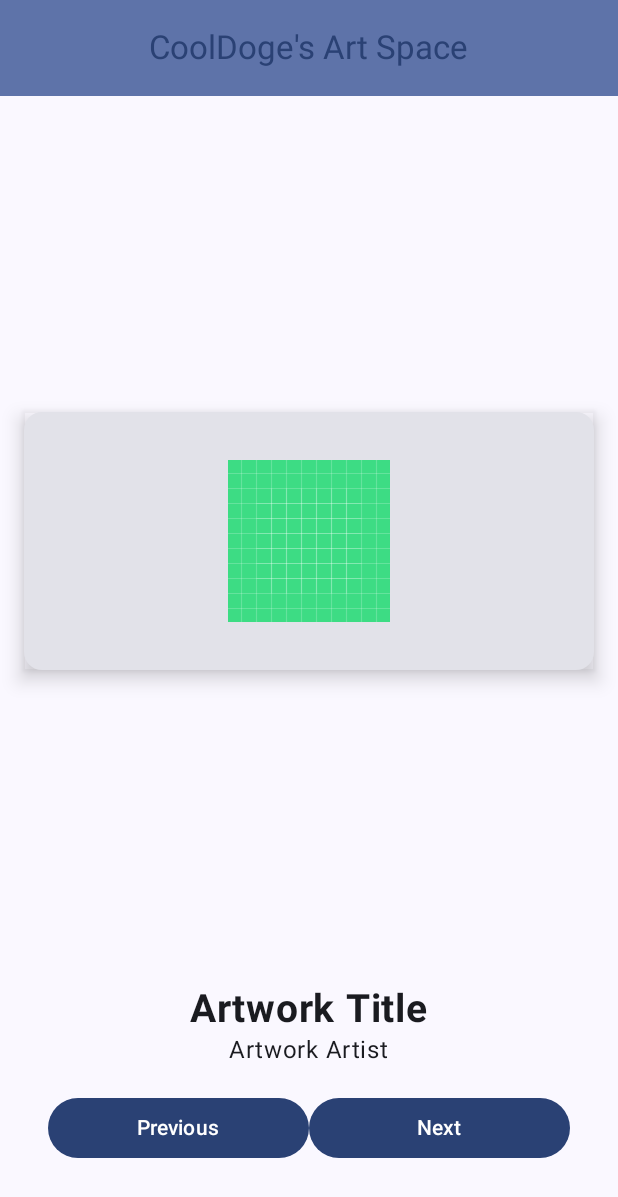
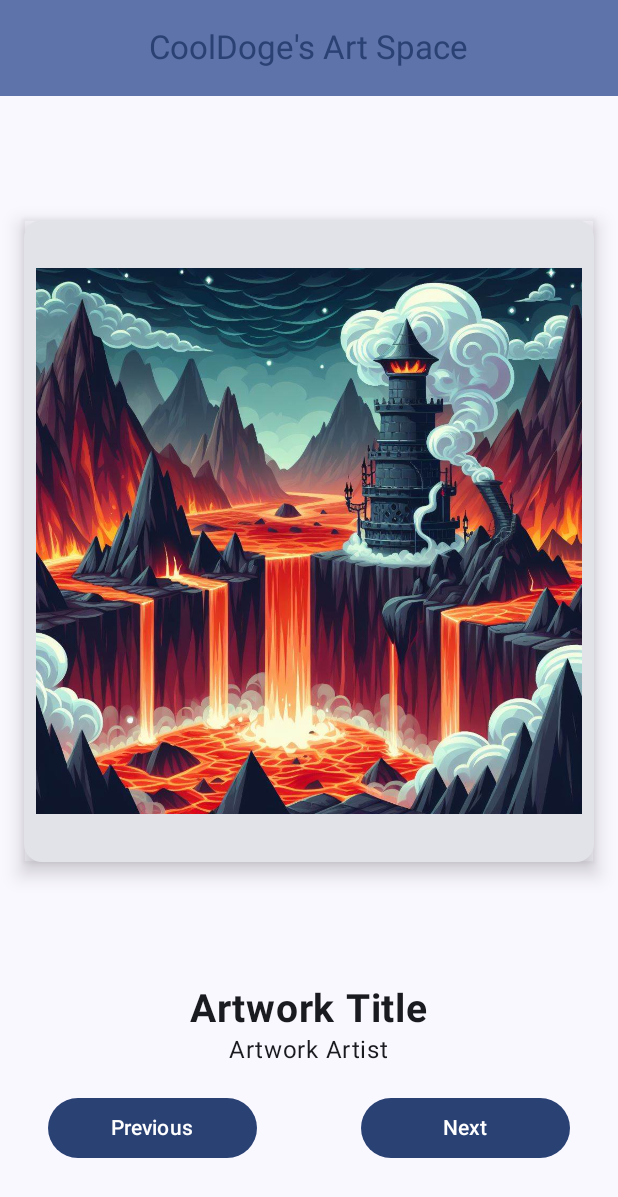
Before and after one commit to Co0lDoge/CD-Art-Space, an Android app built with Jetpack Compose: the screen it shows after launch (MainActivity), on a phone screen of 412 x 824 dp. Shown: the top 1197 px of the screen. Run offline under Robolectric (Android 15) with nearby library versions, the phone set to English and light mode, and no system bars.

Commit message:
Add image resources, fix image paddings, add spacer between buttons

```diff
--- a/app/src/main/java/com/example/cdartspace/MainActivity.kt
+++ b/app/src/main/java/com/example/cdartspace/MainActivity.kt
@@ -9,8 +9,6 @@ import androidx.compose.foundation.layout.Column
 import androidx.compose.foundation.layout.Row
 import androidx.compose.foundation.layout.Spacer
 import androidx.compose.foundation.layout.fillMaxSize
-import androidx.compose.foundation.layout.fillMaxWidth
-import androidx.compose.foundation.layout.height
 import androidx.compose.foundation.layout.padding
 import androidx.compose.material3.Button
 import androidx.compose.material3.Card
@@ -22,6 +20,10 @@ import androidx.compose.material3.Surface
 import androidx.compose.material3.Text
 import androidx.compose.material3.TopAppBarDefaults
 import androidx.compose.runtime.Composable
+import androidx.compose.runtime.getValue
+import androidx.compose.runtime.mutableIntStateOf
+import androidx.compose.runtime.remember
+import androidx.compose.runtime.setValue
 import androidx.compose.ui.Alignment
 import androidx.compose.ui.Modifier
 import androidx.compose.ui.draw.shadow
@@ -75,6 +77,8 @@ fun ArtSpaceApp(modifier: Modifier = Modifier) {
 
 @Composable
 fun ArtSpaceScreen(modifier: Modifier = Modifier) {
+    var currentImage by remember { mutableIntStateOf(1) }
+
     Column(
         verticalArrangement = Arrangement.SpaceBetween,
         horizontalAlignment = Alignment.CenterHorizontally,
@@ -82,21 +86,23 @@ fun ArtSpaceScreen(modifier: Modifier = Modifier) {
             .padding(16.dp)
             .fillMaxSize()
     ) {
+
         // This spacer is used to push image to center
         Spacer(modifier = modifier)
 
         Card(
             modifier
-                .fillMaxWidth()
                 .shadow(8.dp)
         ) {
             Image(
-                painter = painterResource(id = R.drawable.ic_launcher_background),
+                painter = painterResource(id = R.drawable.landscape_1),
                 contentDescription = null,
                 modifier = modifier
                     .align(Alignment.CenterHorizontally)
                     .padding(top = 32.dp)
                     .padding(bottom = 32.dp)
+                    .padding(start = 8.dp)
+                    .padding(end = 8.dp)
             )
         }
 
@@ -124,6 +130,7 @@ fun ArtSpaceScreen(modifier: Modifier = Modifier) {
                 Button(onClick = { /*TODO*/ }, modifier.weight(1f)) {
                     Text(text = "Previous")
                 }
+                Spacer(modifier.weight(0.5f))
                 Button(onClick = { /*TODO*/ }, modifier.weight(1f)) {
                     Text(text = "Next")
                 }
```
Also changed, not shown: app/src/main/res/drawable/landscape_1.jpeg (added), app/src/main/res/drawable/landscape_2.jpeg (added), app/src/main/res/drawable/landscape_3.jpeg (added), app/src/main/res/drawable/landscape_4.jpeg (added).
